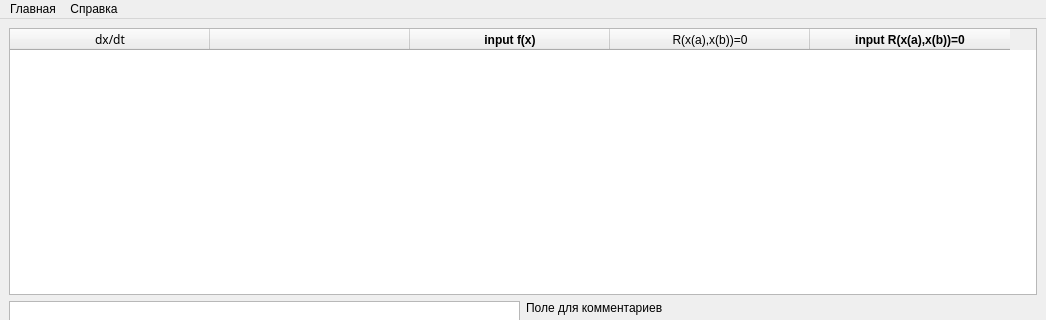
Qt form здесь актуальный проект/ui/PRAK_main.ui (BAZ-2107/Univestity_task) before a commit; both pictures show x 0 to 1046 and y 0 to 320 of the 1046 by 769 pixel window.
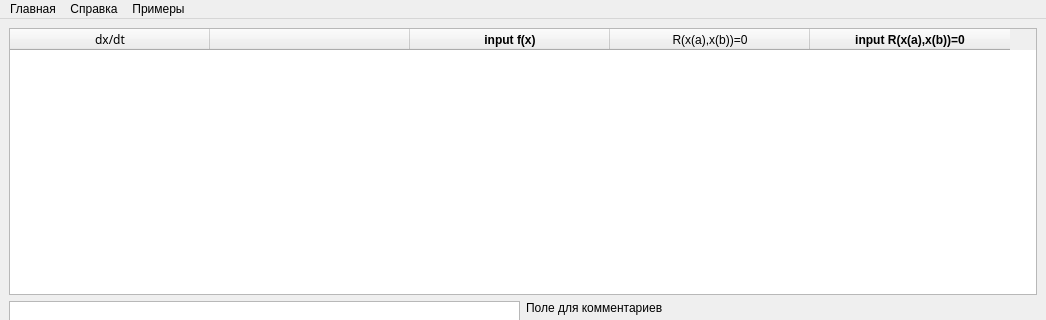
The same form after that commit.

Patch:
```diff
--- a/здесь актуальный проект/ui/PRAK_main.ui
+++ b/здесь актуальный проект/ui/PRAK_main.ui
@@ -483,8 +483,19 @@
     <addaction name="help_action"/>
     <addaction name="about_action"/>
    </widget>
+   <widget class="QMenu" name="menu">
+    <property name="title">
+     <string>Примеры</string>
+    </property>
+    <addaction name="action_1_1"/>
+    <addaction name="action_1_2"/>
+    <addaction name="action_2_1"/>
+    <addaction name="action_2_2"/>
+    <addaction name="action_2_3"/>
+   </widget>
    <addaction name="_menu"/>
    <addaction name="reference_menu"/>
+   <addaction name="menu"/>
   </widget>
   <widget class="QStatusBar" name="statusbar"/>
   <action name="help_action">
```
Left out of the diff: 31 changed lines with no effect on the pictures.
